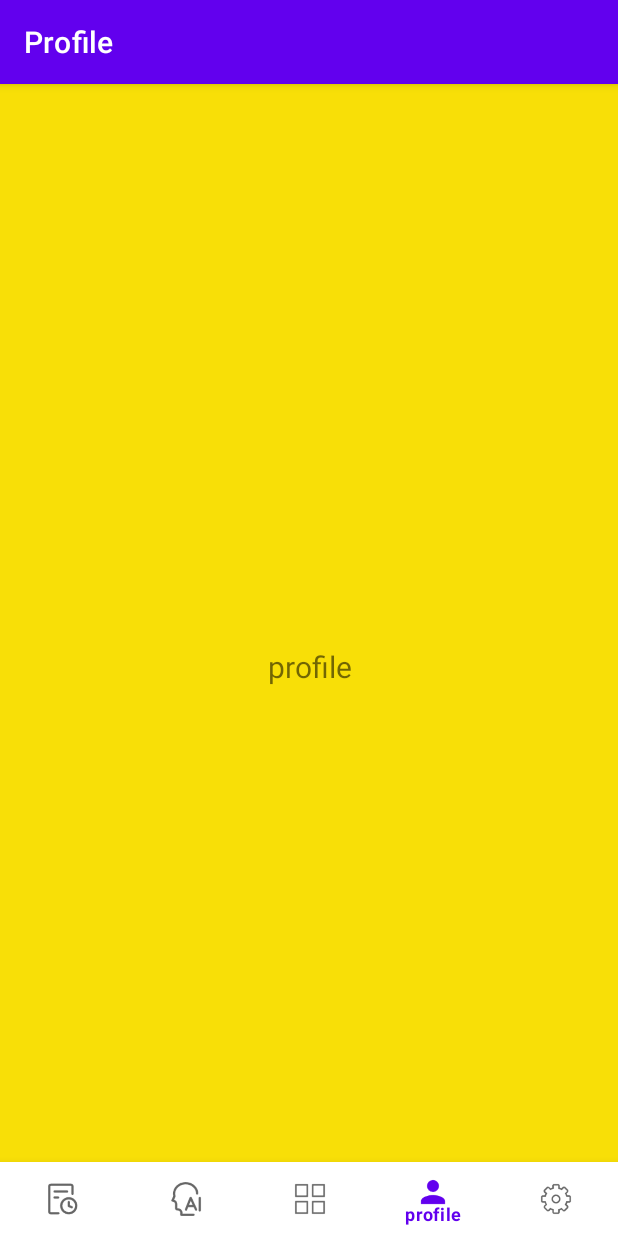
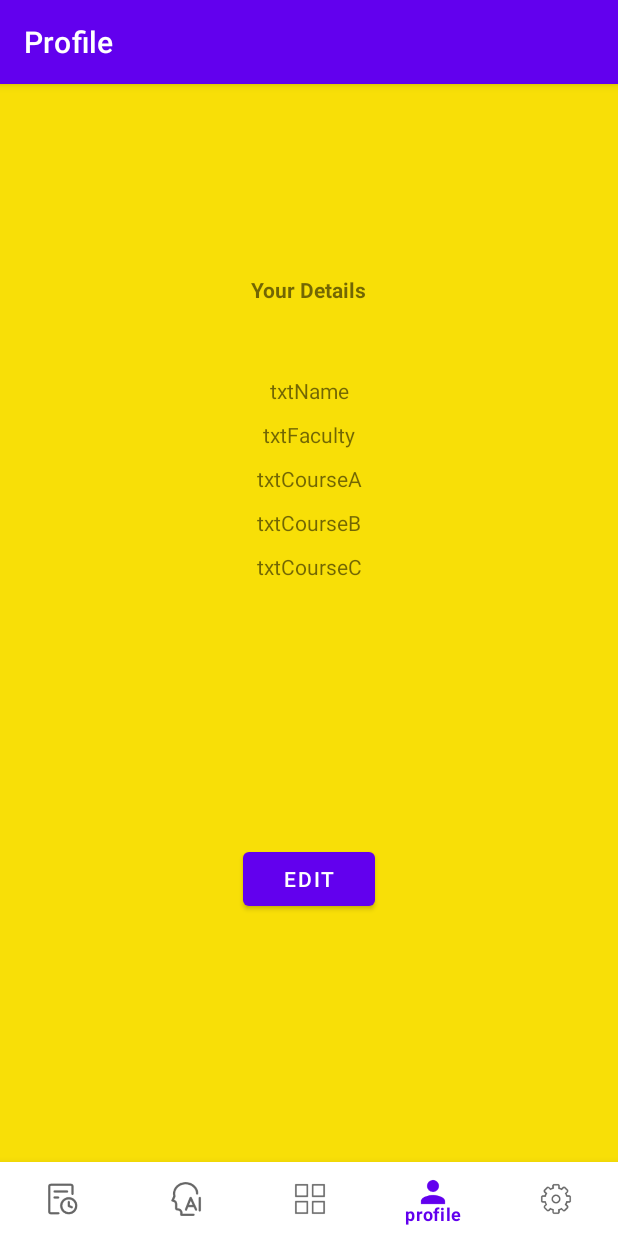
Before and after one commit to abt2002/INFS3605, an Android app: the ProfileFragment screen opened through its navigation route, on a phone screen of 412 x 824 dp. Run offline under Robolectric (Android 15) with nearby library versions, the phone set to English and light mode, and no system bars; our stand-ins replace navigation-ui; libraries missing offline, so code that uses them is left out: com.facebook, com.facebook.login; 4 statements that could not run were skipped.

Commit message:
Version 0.80 (unfinished)
- UI for profile page
- Begun working on detail edit function (needed for profile page functionality)
To do:
- Finish detail edit function
- Finish profile function (to display user's data)

```diff
--- a/app/src/main/java/com/example/infs3605/API.java
+++ b/app/src/main/java/com/example/infs3605/API.java
@@ -2,5 +2,5 @@ package com.example.infs3605;
 
 public class API {
     public static String API_URL = "https://api.openai.com/v1/completions";
-    public static String API = "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";
+    public static String API = "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";
 }
--- a/app/src/main/java/com/example/infs3605/DetailEdit.java
+++ b/app/src/main/java/com/example/infs3605/DetailEdit.java
@@ -3,12 +3,34 @@ package com.example.infs3605;
 import androidx.appcompat.app.AppCompatActivity;
 
 import android.os.Bundle;
+import android.view.View;
+import android.widget.Button;
+import android.widget.EditText;
 
 public class DetailEdit extends AppCompatActivity {
+
+    private EditText deFacu;
+    private EditText deCourse1;
+    private EditText deCourse2;
+    private EditText deCourse3;
+    private Button deSub;
 
     @Override
     protected void onCreate(Bundle savedInstanceState) {
         super.onCreate(savedInstanceState);
         setContentView(R.layout.activity_detail_edit);
+        deFacu = this.findViewById(R.id.deFacu);
+        deCourse1 = this.findViewById(R.id.deCourse1);
+        deCourse2 = this.findViewById(R.id.deCourse2);
+        deCourse3 = this.findViewById(R.id.deCourse3);
+        deSub = this.findViewById(R.id.deSub);
+
+
+        deSub.setOnClickListener(new View.OnClickListener() {
+            @Override
+            public void onClick(View view) {
+
+            }
+        });
     }
 }
--- a/app/src/main/java/com/example/infs3605/ProfileFragment.java
+++ b/app/src/main/java/com/example/infs3605/ProfileFragment.java
@@ -1,9 +1,12 @@
 package com.example.infs3605;
 
+import android.content.Intent;
 import android.os.Bundle;
 import android.view.LayoutInflater;
 import android.view.View;
 import android.view.ViewGroup;
+import android.widget.Button;
+import android.widget.TextView;
 
 import androidx.annotation.NonNull;
 import androidx.annotation.Nullable;
@@ -13,11 +16,35 @@ import com.example.infs3605.databinding.FragmentProfileBinding;
 
 public class ProfileFragment extends Fragment {
 
+    private TextView txtName;
+    private TextView txtFaculty;
+    private TextView txtCourseA;
+    private TextView txtCourseB;
+    private TextView txtCourseC;
+
+    private Button btEdit;
 
     @Nullable
     @Override
     public View onCreateView(@NonNull LayoutInflater inflater, @Nullable ViewGroup container, @Nullable Bundle savedInstanceState) {
         View root =  inflater.inflate(R.layout.fragment_profile, container, false);
+        txtName = root.findViewById(R.id.txtName);
+        txtFaculty = root.findViewById(R.id.txtFaculty);
+        txtCourseA = root.findViewById(R.id.txtCourseA);
+        txtCourseB = root.findViewById(R.id.txtCourseB);
+        txtCourseC = root.findViewById(R.id.txtCourseC);
+        btEdit = root.findViewById(R.id.btEdit);
+
+        btEdit.setOnClickListener(new View.OnClickListener() {
+            //Switch to the detail edit screen.
+            @Override
+            public void onClick(View view) {
+                Intent myIntent = new Intent(ProfileFragment.this.getActivity(), DetailEdit.class);
+                startActivity(myIntent);
+            }
+        });
+
         return root;
     }
+
 }
--- a/app/src/main/res/layout/activity_detail_edit.xml
+++ b/app/src/main/res/layout/activity_detail_edit.xml
@@ -43,6 +43,7 @@
         android:layout_width="wrap_content"
         android:layout_height="wrap_content"
         android:layout_marginTop="20dp"
+        android:text="Course 1"
         android:ems="10"
         android:inputType="textPersonName"
         app:layout_constraintEnd_toEndOf="parent"
@@ -54,6 +55,7 @@
         android:layout_width="wrap_content"
         android:layout_height="wrap_content"
         android:layout_marginTop="20dp"
+        android:text="Course 2"
         android:ems="10"
         android:inputType="textPersonName"
         app:layout_constraintEnd_toEndOf="parent"
@@ -65,6 +67,7 @@
         android:layout_width="wrap_content"
         android:layout_height="wrap_content"
         android:layout_marginTop="20dp"
+        android:text="Course 3"
         android:ems="10"
         android:inputType="textPersonName"
         app:layout_constraintEnd_toEndOf="parent"
--- a/app/src/main/res/layout/fragment_main.xml
+++ b/app/src/main/res/layout/fragment_main.xml
@@ -3,6 +3,7 @@
 xmlns:app="http://schemas.android.com/apk/res-auto"
 xmlns:tools="http://schemas.android.com/tools"
 android:layout_width="match_parent"
+android:background="#F8DF07"
 android:layout_height="match_parent"
 tools:context=".MainFragment">
 
--- a/app/src/main/res/layout/fragment_profile.xml
+++ b/app/src/main/res/layout/fragment_profile.xml
@@ -4,19 +4,92 @@ xmlns:app="http://schemas.android.com/apk/res-auto"
 xmlns:tools="http://schemas.android.com/tools"
 android:layout_width="match_parent"
 android:layout_height="match_parent"
+android:background="#F8DF07"
 tools:context=".ProfileFragment">
 
-<TextView
-    android:text="profile"
-    android:layout_width="match_parent"
-    android:layout_height="wrap_content"
-    android:layout_marginStart="8dp"
-    android:layout_marginTop="8dp"
-    android:layout_marginEnd="8dp"
-    android:textAlignment="center"
-    android:textSize="20sp"
-    app:layout_constraintBottom_toBottomOf="parent"
-    app:layout_constraintEnd_toEndOf="parent"
-    app:layout_constraintStart_toStartOf="parent"
-    app:layout_constraintTop_toTopOf="parent" />
+    <TextView
+        android:id="@+id/txtCourseC"
+        android:layout_width="wrap_content"
+        android:layout_height="wrap_content"
+        android:layout_marginTop="10dp"
+        android:text="txtCourseC"
+        app:layout_constraintEnd_toEndOf="parent"
+        app:layout_constraintStart_toStartOf="parent"
+        app:layout_constraintTop_toBottomOf="@+id/txtCourseB" />
+
+    <TextView
+        android:id="@+id/txtCourseB"
+        android:layout_width="wrap_content"
+        android:layout_height="wrap_content"
+        android:layout_marginTop="10dp"
+        android:text="txtCourseB"
+        app:layout_constraintEnd_toEndOf="parent"
+        app:layout_constraintStart_toStartOf="parent"
+        app:layout_constraintTop_toBottomOf="@+id/txtCourseA" />
+
+    <ImageView
+        android:id="@+id/imageView5"
+        android:layout_width="wrap_content"
+        android:layout_height="wrap_content"
+        android:layout_marginTop="100dp"
+        app:layout_constraintEnd_toEndOf="parent"
+        app:layout_constraintHorizontal_bias="0.498"
+        app:layout_constraintStart_toStartOf="parent"
+        app:layout_constraintTop_toTopOf="parent"
+        tools:srcCompat="@tools:sample/avatars" />
+
+    <TextView
+        android:id="@+id/textView7"
+        android:layout_width="wrap_content"
+        android:layout_height="wrap_content"
+        android:layout_marginTop="27dp"
+        android:text="Your Details"
+        android:textStyle="bold"
+        app:layout_constraintEnd_toEndOf="parent"
+        app:layout_constraintStart_toStartOf="parent"
+        app:layout_constraintTop_toBottomOf="@+id/imageView5" />
+
+    <TextView
+        android:id="@+id/txtName"
+        android:layout_width="wrap_content"
+        android:layout_height="wrap_content"
+        android:layout_marginTop="48dp"
+        android:text="txtName"
+        app:layout_constraintBottom_toTopOf="@+id/txtFaculty"
+        app:layout_constraintEnd_toEndOf="parent"
+        app:layout_constraintStart_toStartOf="parent"
+        app:layout_constraintTop_toBottomOf="@+id/textView7" />
+
+    <TextView
+        android:id="@+id/txtFaculty"
+        android:layout_width="wrap_content"
+        android:layout_height="wrap_content"
+        android:layout_marginTop="10dp"
+        android:text="txtFaculty"
+        app:layout_constraintEnd_toEndOf="parent"
+        app:layout_constraintStart_toStartOf="parent"
+        app:layout_constraintTop_toBottomOf="@+id/txtName" />
+
+    <TextView
+        android:id="@+id/txtCourseA"
+        android:layout_width="wrap_content"
+        android:layout_height="wrap_content"
+        android:layout_marginTop="10dp"
+        android:text="txtCourseA"
+        app:layout_constraintEnd_toEndOf="parent"
+        app:layout_constraintStart_toStartOf="parent"
+        app:layout_constraintTop_toBottomOf="@+id/txtFaculty" />
+
+    <Button
+        android:id="@+id/btEdit"
+        android:layout_width="wrap_content"
+        android:layout_height="wrap_content"
+        android:layout_marginTop="60dp"
+        android:layout_marginBottom="100dp"
+        android:text="Edit"
+        app:layout_constraintBottom_toBottomOf="parent"
+        app:layout_constraintEnd_toEndOf="parent"
+        app:layout_constraintStart_toStartOf="parent"
+        app:layout_constraintTop_toBottomOf="@+id/txtCourseC" />
+
 </androidx.constraintlayout.widget.ConstraintLayout>
```
